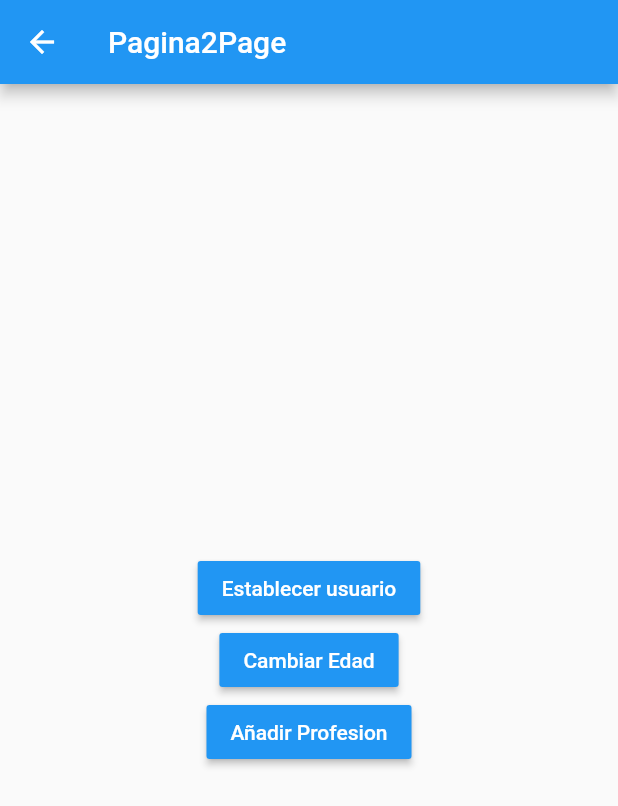
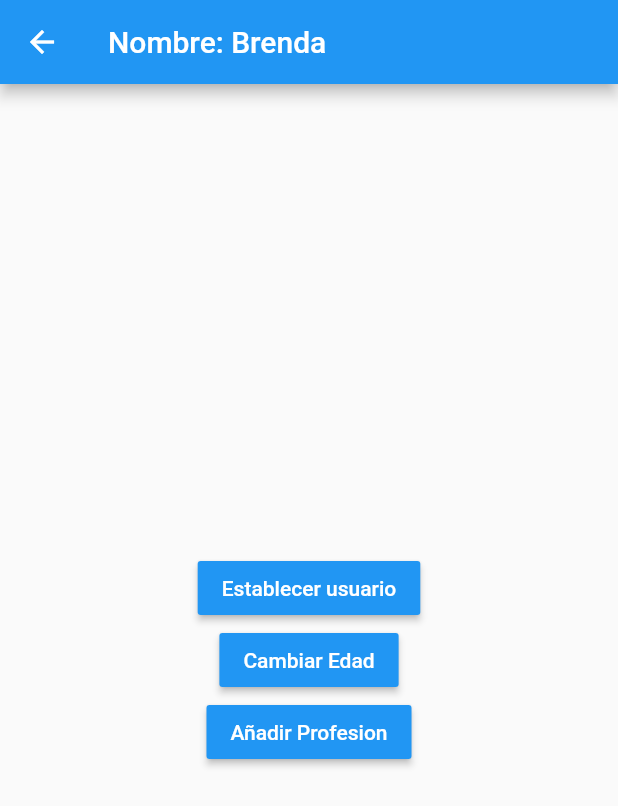
Before and after one commit to m4zna/estados, a Flutter app: the Pagina2Page screen opened by its route, after a tap on "Establecer usuario", on a phone screen of 412 x 824 dp. Shown: the top 806 px of the screen. Run offline on Flutter 3.47's test engine with Material 2 defaults, Android fonts, the phone set to English and light mode, and no system bars.

Commit message:
finalizado

```diff
--- a/lib/models/usuario.dart
+++ b/lib/models/usuario.dart
@@ -1,7 +1,10 @@
+import 'package:meta/meta.dart';
+
 class Usuario{
   String? nombre;
   int? edad;
   List<String>? profesiones;
 
-  Usuario({this.nombre, this.edad, this.profesiones});
+  Usuario({@required this.nombre, this.edad, this.profesiones})
+  :assert(nombre!= null);
 }
--- a/lib/pages/pagina1_pages.dart
+++ b/lib/pages/pagina1_pages.dart
@@ -1,3 +1,5 @@
+import 'package:estados/models/usuario.dart';
+import 'package:estados/services/usuario_service.dart';
 import 'package:flutter/material.dart';
 
 class Pagina1Page extends StatelessWidget {
@@ -6,38 +8,66 @@ class Pagina1Page extends StatelessWidget {
   @override
   Widget build(BuildContext context) {
     return Scaffold(
-        appBar: AppBar(
-            title: const Text('Pagina1Page')),
-        body: InformacionUsuario(),
+      appBar: AppBar(title: const Text('Pagina1Page')),
+      body: StreamBuilder(
+        stream: usuarioService.usuarioStream,
+        builder: (BuildContext context, AsyncSnapshot<Usuario> snapshot) {
+          return snapshot.hasData
+              ? InformacionUsuario(usuarioService.usuario)//snapshot.data
+              : const Center(
+                  child: Text('no hay informacion del usuario'),
+                );
+        },
+      ),
       floatingActionButton: FloatingActionButton(
-        child: Icon(Icons.accessibility_new),
-        onPressed: (){
-                Navigator.pushNamed(context, 'pagina2');
+        child: const Icon(Icons.accessibility_new),
+        onPressed: () {
+          Navigator.pushNamed(context, 'pagina2');
         },
       ),
     );
   }
 }
 
-class InformacionUsuario extends StatelessWidget{
+class InformacionUsuario extends StatelessWidget {
+  final Usuario? usuario;
+
+  const InformacionUsuario(this.usuario);
+
   @override
   Widget build(BuildContext context) {
     return Container(
       width: double.infinity,
       height: double.infinity,
-      padding: EdgeInsets.all(20.0),
+      padding: const EdgeInsets.all(20.0),
       child: Column(
         crossAxisAlignment: CrossAxisAlignment.start,
         children: [
-          Text('General', style: TextStyle(fontSize: 18, fontWeight: FontWeight.bold),),
-          Divider(),
-          ListTile( title: Text('Nombre: '),),
-          ListTile( title: Text('Edad: '),),
-          Text('Profesiones', style: TextStyle(fontSize: 18, fontWeight: FontWeight.bold),),
-          Divider(),
-          ListTile( title: Text('Profesion 1'),),
-          ListTile( title: Text('Profesion 1'),),
-          ListTile( title: Text('Profesion 1'),),
+          const Text(
+            'General',
+            style: TextStyle(fontSize: 18, fontWeight: FontWeight.bold),
+          ),
+          const Divider(),
+          ListTile(
+            title: Text('Nombre: ${usuario!.nombre}'),
+          ),
+          ListTile(
+            title: Text('Edad: ${usuario!.edad}'),
+          ),
+          const Text(
+            'Profesiones',
+            style: TextStyle(fontSize: 18, fontWeight: FontWeight.bold),
+          ),
+          const Divider(),
+          const ListTile(
+            title: Text('Profesion 1'),
+          ),
+          const ListTile(
+            title: Text('Profesion 1'),
+          ),
+          const ListTile(
+            title: Text('Profesion 1'),
+          ),
         ],
       ),
     );
--- a/lib/pages/pagina2_pages.dart
+++ b/lib/pages/pagina2_pages.dart
@@ -1,3 +1,5 @@
+import 'package:estados/models/usuario.dart';
+import 'package:estados/services/usuario_service.dart';
 import 'package:flutter/material.dart';
 
 class Pagina2Page extends StatelessWidget {
@@ -6,23 +8,44 @@ class Pagina2Page extends StatelessWidget {
   @override
   Widget build(BuildContext context) {
     return Scaffold(
-        appBar: AppBar(title: const Text('Pagina2Page')),
+        appBar: AppBar(title: StreamBuilder(
+          stream: usuarioService.usuarioStream,
+          builder: (BuildContext context, AsyncSnapshot<Usuario> snapshot) {
+            return snapshot.hasData?Text('Nombre: ${snapshot.data!.nombre}'):Text('Pagina2');
+          },
+        )),
         body: Center(
           child: Column(
             mainAxisAlignment: MainAxisAlignment.center,
             children: [
               MaterialButton(
-                  child: Text('Establecer usuario', style: TextStyle(color: Colors.white),),
                   color: Colors.blue,
-                  onPressed: () {}),
+                  onPressed: () {
+                    final nuevoUsuario = Usuario(nombre: 'Brenda', edad: 31);
+                    usuarioService.cargarUsuario(nuevoUsuario);
+                    //Navigator.pop(context);
+                  },
+                  child: const Text(
+                    'Establecer usuario',
+                    style: TextStyle(color: Colors.white),
+                  )),
               MaterialButton(
-                  child: Text('Cambiar Edad', style: TextStyle(color: Colors.white),),
                   color: Colors.blue,
-                  onPressed: () {}),
+                  onPressed: () {
+                    usuarioService.cambiarEdad(30);
+                    //Navigator.pop(context);
+                  },
+                  child: const Text(
+                    'Cambiar Edad',
+                    style: TextStyle(color: Colors.white),
+                  )),
               MaterialButton(
-                  child: Text('Añadir Profesion', style: TextStyle(color: Colors.white),),
                   color: Colors.blue,
-                  onPressed: () {}),
+                  onPressed: () {},
+                  child: const Text(
+                    'Añadir Profesion',
+                    style: TextStyle(color: Colors.white),
+                  )),
             ],
           ),
         ));
--- /dev/null
+++ b/lib/services/usuario_service.dart
@@ -0,0 +1,29 @@
+import 'dart:async';
+
+import 'package:estados/models/usuario.dart';
+
+class _UsuarioService {
+  Usuario? _usuario;
+
+  final StreamController<Usuario> _usuarioStreamController = StreamController<Usuario>.broadcast();
+
+  Usuario? get usuario => this._usuario;
+  bool get existeUsuario => (this._usuario != null) ? true : false;
+
+  Stream<Usuario> get usuarioStream => _usuarioStreamController.stream;
+
+  void cargarUsuario(Usuario user) {
+    _usuario = user;
+    _usuarioStreamController.add(user);
+  }
+  void cambiarEdad(int edad){
+    _usuario!.edad = edad;
+    _usuarioStreamController.add(_usuario!);
+  }
+
+  dispose(){
+    _usuarioStreamController.close();
+  }
+}
+
+final usuarioService = _UsuarioService();
```
